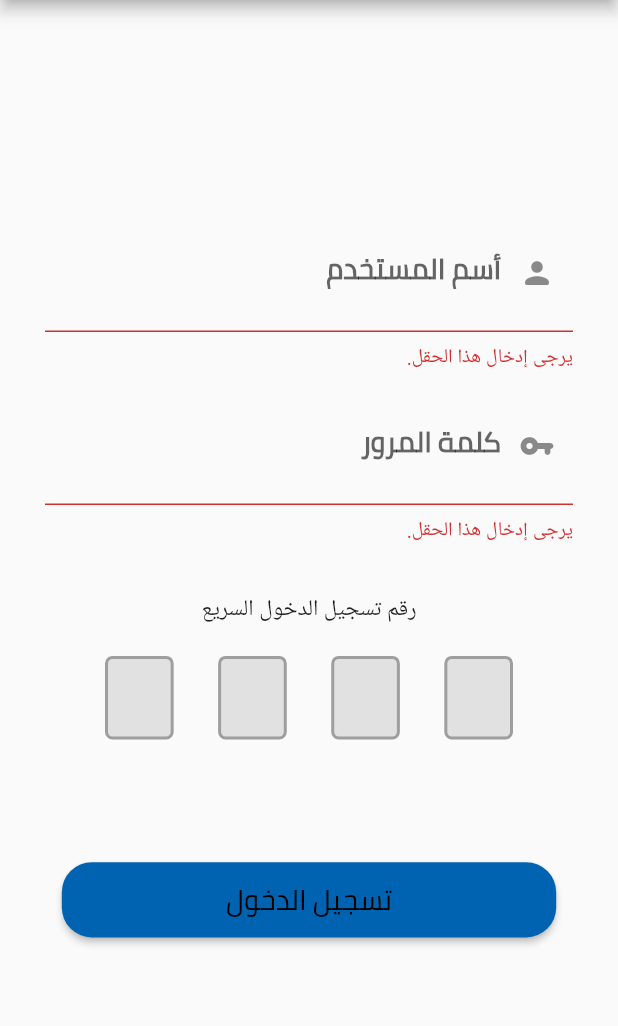
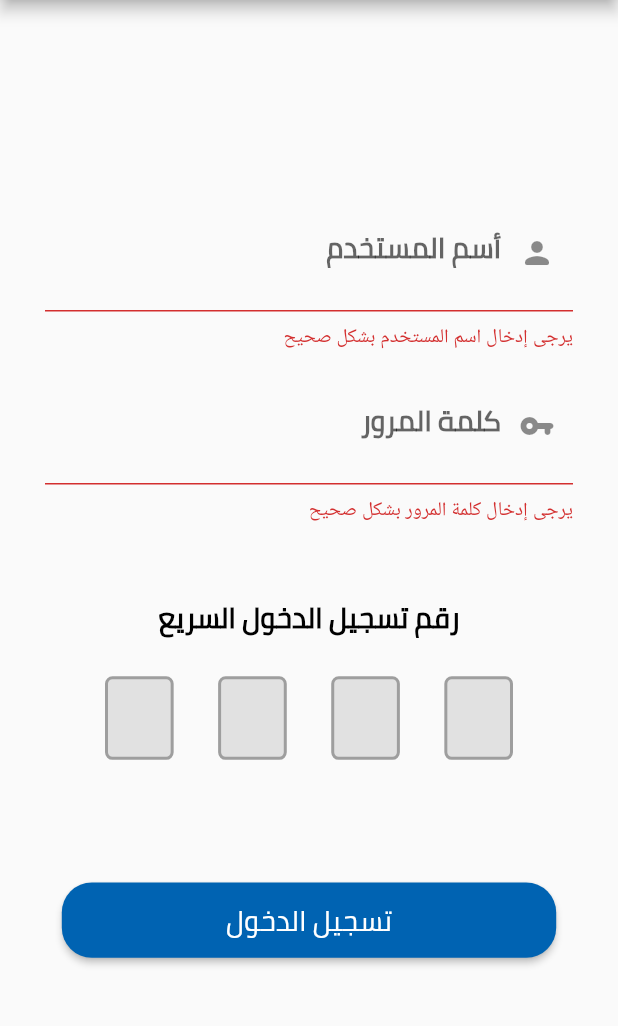
Before and after one commit to ObaidaKhater/Flutter_K, a Flutter app: the SigInWithPinCodePage screen opened directly, after a tap on "تسجيل الدخول", on a phone screen of 412 x 824 dp, the part 84-1110 px from its top. Run offline on Flutter 3.47's test engine with Material 2 defaults, Android fonts, the phone set to English and light mode, and no system bars; drawn by our look-alikes of pin_code_fields; our stand-ins replace flutter_screenutil, smooth_page_indicator, video_player; missing offline and left inert: flutter_progress_button.

Commit message:
Some Edit On SignIn Pages

```diff
--- a/lib/model/lesson.dart
+++ b/lib/model/lesson.dart
@@ -1,13 +1,15 @@
 import 'package:flutter_k/model/details.dart';
+import 'package:flutter_k/model/homework.dart';
 
 class Lesson {
   String id;
   String title;
   Details details;
   bool isHomework;
+  Homework homework;
   String idTeacherAdds;
   DateTime date;
 
-  Lesson(this.id, this.title, this.details, this.isHomework, this.idTeacherAdds,
-      this.date);
+  Lesson(this.id, this.title, this.details, this.isHomework, this.homework,
+      this.idTeacherAdds, this.date);
 }
--- a/lib/ui/pages/sigIn_page/sigIn_with_pin_code_page.dart
+++ /dev/null
@@ -1,95 +0,0 @@
-import 'package:flutter/material.dart';
-import 'package:flutter_k/ui/pages/sigIn_page/custom_button_widget.dart';
-import 'package:flutter_k/ui/pages/sigIn_page/custom_pin_code_widget.dart';
-import 'package:flutter_k/ui/pages/sigIn_page/custom_textField_widget.dart';
-import 'package:flutter_screenutil/flutter_screenutil.dart';
-
-class SigInWithPinCodePage extends StatefulWidget {
-  @override
-  _SigInWithPinCodePageState createState() => _SigInWithPinCodePageState();
-}
-
-class _SigInWithPinCodePageState extends State<SigInWithPinCodePage> {
-  TextEditingController userNameController;
-  TextEditingController passwordController;
-  TextEditingController pinCodeController;
-  final userNameFormKey = GlobalKey<FormState>();
-  final passwordFormKey = GlobalKey<FormState>();
-
-  @override
-  void initState() {
-    userNameController = TextEditingController();
-    passwordController = TextEditingController();
-    pinCodeController = TextEditingController();
-  }
-
-  @override
-  Widget build(BuildContext context) {
-    return Scaffold(
-      appBar: AppBar(
-        backgroundColor: Theme.of(context).primaryColor,
-        centerTitle: true,
-        title: Text(
-          ' تسجيل الدخول',
-          style: Theme.of(context).textTheme.headline1,
-        ),
-        leading: IconButton(
-          icon: Icon(
-            Icons.arrow_back_rounded,
-            color: Theme.of(context).backgroundColor,
-          ),
-          onPressed: () {
-            // TODO: Go (Main Page)
-          },
-        ),
-      ),
-      body: Align(
-        alignment: Alignment.center,
-        child: SingleChildScrollView(
-          padding: EdgeInsets.all(30),
-          child: Column(
-            children: [
-              Form(
-                key: userNameFormKey,
-                child: CustomTextFieldWidget(
-                  textEditingController: userNameController,
-                  labelText: 'أسم المستخدم',
-                  icon: Icons.person_rounded,
-                  notShowText: false,
-                  textInputType: TextInputType.name,
-                ),
-              ),
-              SizedBox(height: 10.h),
-              Form(
-                key: passwordFormKey,
-                child: CustomTextFieldWidget(
-                  textEditingController: passwordController,
-                  labelText: 'كلمة المرور',
-                  icon: Icons.vpn_key_rounded,
-                  notShowText: true,
-                  textInputType: TextInputType.name,
-                ),
-              ),
-              SizedBox(height: 30.h),
-              Text('رقم تسجيل الدخول السريع'),
-              SizedBox(height: 10.h),
-              CustomPinCodeWidget(
-                textController: pinCodeController,
-              ),
-              SizedBox(height: 50.h),
-              CustomButtonWidget(
-                title: 'تسجيل الدخول',
-                onPressed: () {
-                  userNameFormKey.currentState.validate();
-                  passwordFormKey.currentState.validate();
-
-                  //TODO: Login
-                },
-              ),
-            ],
-          ),
-        ),
-      ),
-    );
-  }
-}
--- a/lib/ui/pages/sigIn_page/custom_textField_widget.dart
+++ b/lib/ui/pages/sigIn_pages/custom_textField_widget.dart
@@ -6,20 +6,21 @@ class CustomTextFieldWidget extends StatelessWidget {
   bool notShowText;
   IconData icon;
   TextInputType textInputType;
-  TextEditingController textEditingController;
+  Function validatorFunction;
+  Function onSavedFunction;
 
   CustomTextFieldWidget({
     @required this.labelText,
     @required this.notShowText,
     @required this.icon,
     @required this.textInputType,
-    @required this.textEditingController,
+    @required this.validatorFunction,
+    @required this.onSavedFunction,
   });
 
   @override
   Widget build(BuildContext context) {
     return TextFormField(
-      controller: textEditingController,
       style: Theme.of(context).textTheme.subtitle2,
       obscureText: notShowText,
       keyboardType: textInputType,
@@ -27,10 +28,8 @@ class CustomTextFieldWidget extends StatelessWidget {
         labelText: labelText,
         prefixIcon: Icon(icon),
       ),
-      validator: (value) {
-        if (value.isEmpty) return 'يرجى إدخال هذا الحقل.';
-        return null;
-      },
+      validator: validatorFunction,
+      onSaved:onSavedFunction,
     );
   }
 }
--- a/lib/ui/pages/sigIn_page/pin_code_sign_page.dart
+++ b/lib/ui/pages/sigIn_pages/pin_code_sign_page.dart
@@ -1,5 +1,5 @@
 import 'package:flutter/material.dart';
-import 'package:flutter_k/ui/pages/sigIn_page/custom_button_widget.dart';
+import 'package:flutter_k/ui/pages/sigIn_pages/custom_button_widget.dart';
 import 'package:flutter_screenutil/flutter_screenutil.dart';
 
 import 'custom_pin_code_widget.dart';
@@ -33,7 +33,7 @@ class PinCodeSignPage extends StatelessWidget {
           padding: EdgeInsets.all(30),
           child: Column(
             children: [
-              Text('رقم تسجيل الدخول السريع'),
+              Text('رقم تسجيل الدخول السريع',style: Theme.of(context).textTheme.subtitle2,),
               SizedBox(height: 10.h),
               CustomPinCodeWidget(
                 textController: pinCodeController,
--- /dev/null
+++ b/lib/ui/pages/sigIn_pages/sigIn_with_pin_code_page.dart
@@ -0,0 +1,110 @@
+import 'package:flutter/material.dart';
+import 'package:flutter_k/ui/pages/sigIn_pages/custom_button_widget.dart';
+import 'package:flutter_k/ui/pages/sigIn_pages/custom_pin_code_widget.dart';
+import 'package:flutter_k/ui/pages/sigIn_pages/custom_textField_widget.dart';
+import 'package:flutter_screenutil/flutter_screenutil.dart';
+
+class SigInWithPinCodePage extends StatefulWidget {
+  @override
+  _SigInWithPinCodePageState createState() => _SigInWithPinCodePageState();
+}
+
+class _SigInWithPinCodePageState extends State<SigInWithPinCodePage> {
+  TextEditingController pinCodeController;
+  final _formKey = GlobalKey<FormState>();
+  String userName = '';
+  String password = '';
+
+  @override
+  void initState() {
+    pinCodeController = TextEditingController();
+  }
+
+  @override
+  Widget build(BuildContext context) {
+    return Scaffold(
+      appBar: AppBar(
+        backgroundColor: Theme.of(context).primaryColor,
+        centerTitle: true,
+        title: Text(
+          ' تسجيل الدخول',
+          style: Theme.of(context).textTheme.headline1,
+        ),
+        leading: IconButton(
+          icon: Icon(
+            Icons.arrow_back_rounded,
+            color: Theme.of(context).backgroundColor,
+          ),
+          onPressed: () {
+            // TODO: Go (Main Page)
+          },
+        ),
+      ),
+      body: Align(
+        alignment: Alignment.center,
+        child: SingleChildScrollView(
+          padding: EdgeInsets.all(30),
+          child: Form(
+            key: _formKey,
+            child: Column(
+              children: [
+                CustomTextFieldWidget(
+                  labelText: 'أسم المستخدم',
+                  icon: Icons.person_rounded,
+                  notShowText: false,
+                  textInputType: TextInputType.name,
+                  validatorFunction: validatorUserNameFunction,
+                  onSavedFunction: onSavedUserNameFunction,
+                ),
+                SizedBox(height: 10.h),
+                CustomTextFieldWidget(
+                  labelText: 'كلمة المرور',
+                  icon: Icons.vpn_key_rounded,
+                  notShowText: true,
+                  textInputType: TextInputType.name,
+                  validatorFunction: validatorPasswordFunction,
+                  onSavedFunction: onSavedPasswordFunction,
+                ),
+                SizedBox(height: 40.h),
+                Text('رقم تسجيل الدخول السريع',style: Theme.of(context).textTheme.subtitle2,),
+                SizedBox(height: 10.h),
+                CustomPinCodeWidget(
+                  textController: pinCodeController,
+                ),
+                SizedBox(height: 50.h),
+                CustomButtonWidget(
+                  title: 'تسجيل الدخول',
+                  onPressed: () {
+                    _formKey.currentState.save();
+                    if (userName.length != 0 &&
+                        password.length != 0 &&
+                        pinCodeController.text.length != 0) {}
+                    //TODO: Login
+                  },
+                ),
+              ],
+            ),
+          ),
+        ),
+      ),
+    );
+  }
+
+  String validatorUserNameFunction(String value) {
+    if (value.length == 0) return 'يرجى إدخال اسم المستخدم بشكل صحيح';
+    return null;
+  }
+
+  String validatorPasswordFunction(String value) {
+    if (value.length <= 6) return 'يرجى إدخال كلمة المرور بشكل صحيح';
+    return null;
+  }
+
+  onSavedUserNameFunction(String value) {
+    if (_formKey.currentState.validate()) return userName = value;
+  }
+
+  onSavedPasswordFunction(String value) {
+    if (_formKey.currentState.validate()) return password = value;
+  }
+}
```
Also changed, not shown: lib/main.dart (+5 -2 lines), lib/ui/pages/sigIn_page/sigIn_page.dart (deleted, +0 -85 lines), lib/ui/pages/sigIn_pages/sigIn_page.dart (added, +90 -0 lines), lib/ui/pages/sigIn_pages/custom_button_widget.dart (renamed from lib/ui/pages/sigIn_page/custom_button_widget.dart), lib/ui/pages/sigIn_pages/custom_pin_code_widget.dart (renamed from lib/ui/pages/sigIn_page/custom_pin_code_widget.dart).
